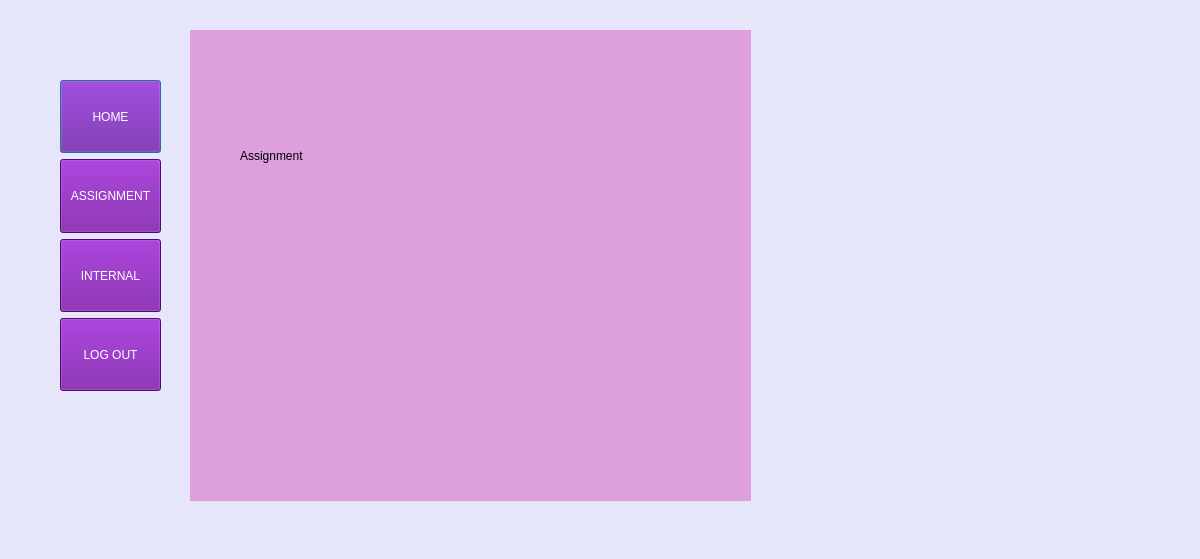
The window that secondialogbox/studentdashboard.ui (SijanBhandari17/IAMS) describes before a commit, drawn with Qt 5.
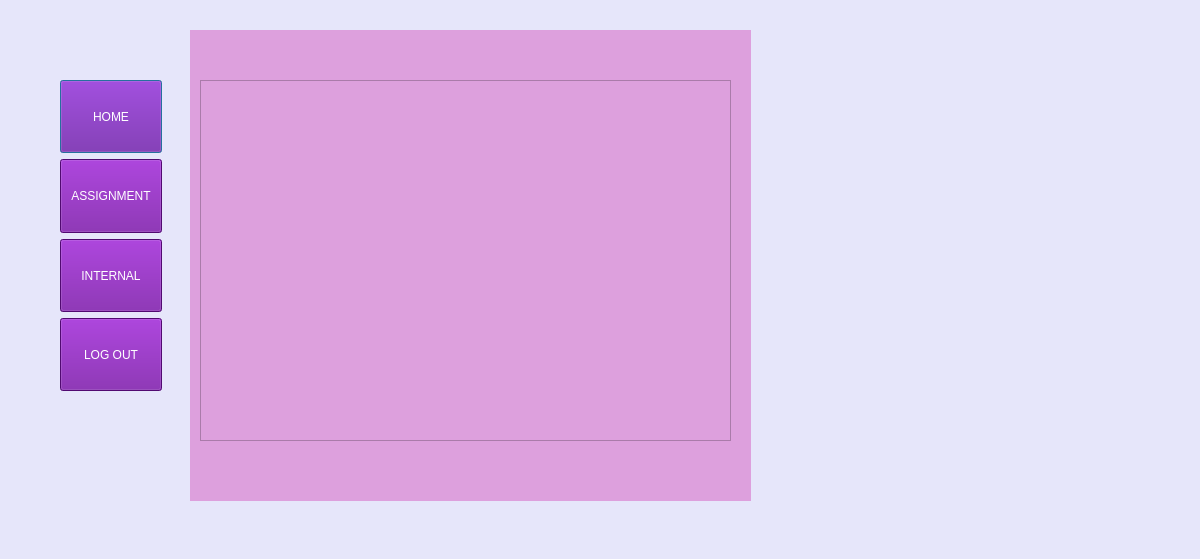
The same window after the commit. The open tabs and pages were chosen to show the change.

What changed in the file:
```diff
--- a/secondialogbox/studentdashboard.ui
+++ b/secondialogbox/studentdashboard.ui
@@ -21,7 +21,7 @@
     <rect>
      <x>60</x>
      <y>80</y>
-     <width>101</width>
+     <width>102</width>
      <height>311</height>
     </rect>
    </property>
@@ -128,18 +128,15 @@
     </widget>
    </widget>
    <widget class="QWidget" name="Assignment">
-    <widget class="QLabel" name="label_4">
+    <widget class="QTableView" name="AssinmentTableView">
      <property name="geometry">
       <rect>
-       <x>50</x>
-       <y>80</y>
-       <width>191</width>
-       <height>91</height>
+       <x>10</x>
+       <y>50</y>
+       <width>531</width>
+       <height>361</height>
       </rect>
      </property>
-     <property name="text">
-      <string>Assignment</string>
-     </property>
     </widget>
    </widget>
    <widget class="QWidget" name="Internal">
```
Left out of the diff: 4 changed lines with no effect on the pictures.
